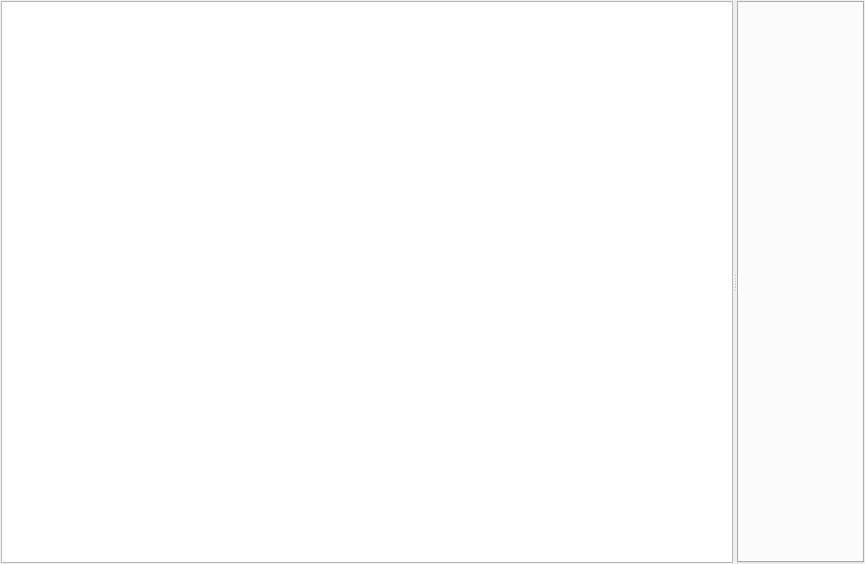
Above: client_widgets/signalanalysiswidget.ui from grigp/a-analyser before the change. Below: the same form after it.
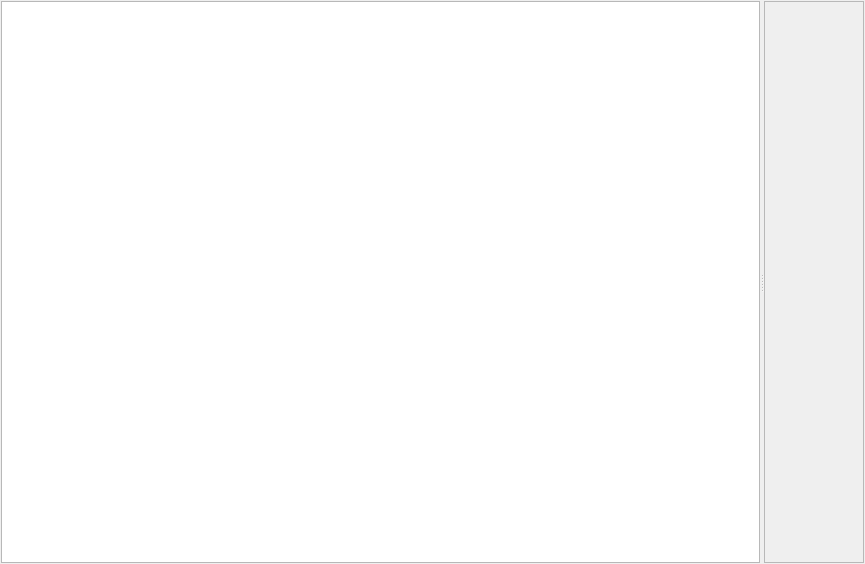
That is the form after the change.

Patch:
```diff
--- a/client_widgets/signalanalysiswidget.ui
+++ b/client_widgets/signalanalysiswidget.ui
@@ -54,21 +54,12 @@
        </size>
       </property>
      </widget>
-     <widget class="QTabWidget" name="tabWidget">
-      <property name="sizePolicy">
-       <sizepolicy hsizetype="Expanding" vsizetype="Expanding">
-        <horstretch>3</horstretch>
-        <verstretch>0</verstretch>
-       </sizepolicy>
+     <widget class="QFrame" name="frame">
+      <property name="frameShape">
+       <enum>QFrame::StyledPanel</enum>
       </property>
-      <property name="minimumSize">
-       <size>
-        <width>0</width>
-        <height>0</height>
-       </size>
-      </property>
-      <property name="currentIndex">
-       <number>-1</number>
+      <property name="frameShadow">
+       <enum>QFrame::Raised</enum>
       </property>
      </widget>
     </widget>
```
Left out of the diff: 20 changed lines with no effect on the pictures.
